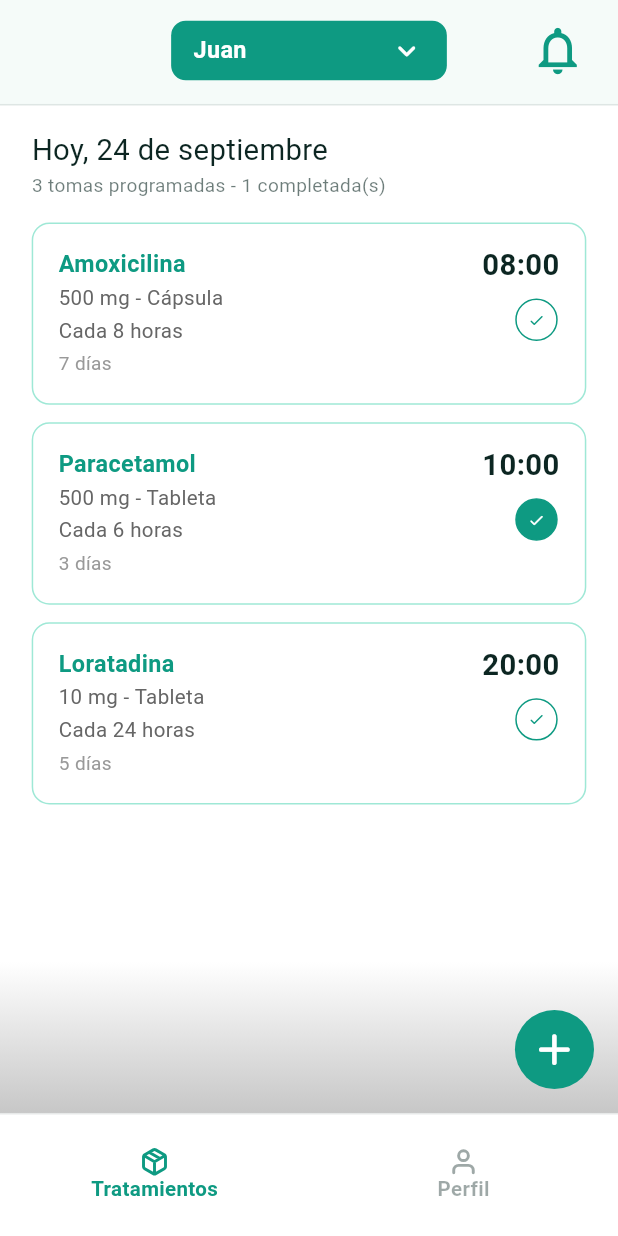
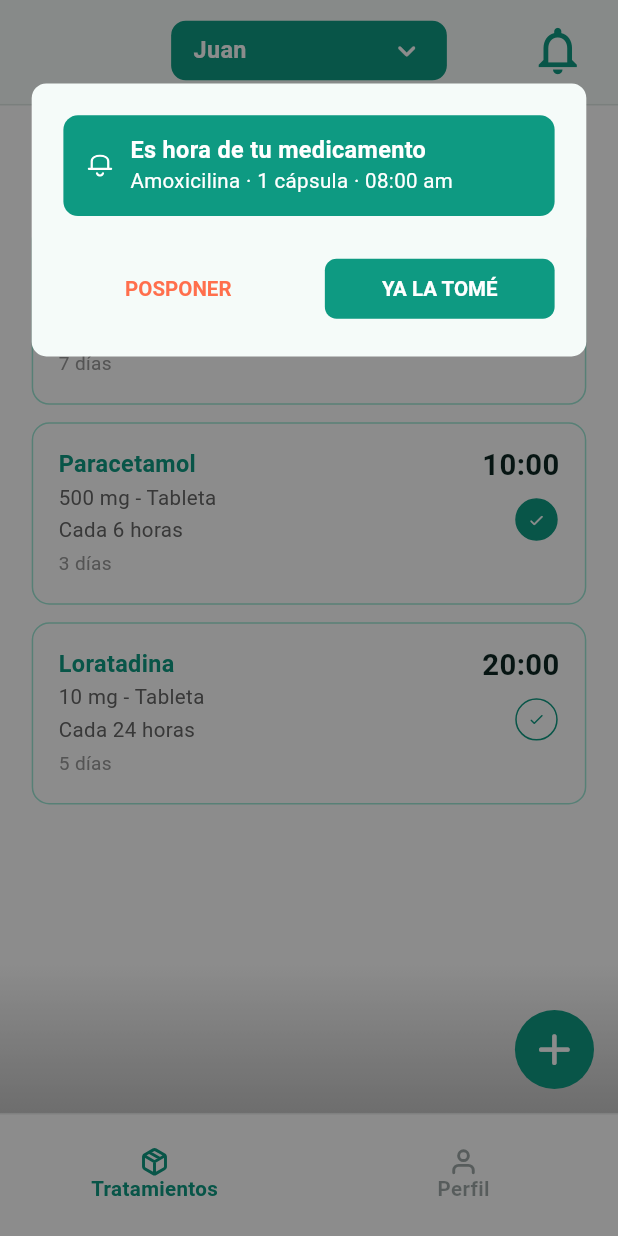
Before and after one commit to jcrinconv/ux_develop, a Flutter app: the screen it shows after launch, after a tap on the "notifications" icon, on a phone screen of 412 x 824 dp. Run offline on Flutter 3.47's test engine with Material 3 defaults, Android fonts, the phone set to English and light mode, and no system bars; our stand-ins replace camera, flutter_mobx, flutter_screenutil, flutter_svg, get_it, google_fonts and 1 more; generated files the repository leaves out were written again.

Commit message:
se agrega recordatorio

```diff
--- a/recetapp_mobile/lib/domain/models/medication_schedule.dart
+++ b/recetapp_mobile/lib/domain/models/medication_schedule.dart
@@ -86,6 +86,12 @@ class MedicationSchedule {
     return '${hour24.toString().padLeft(2, '0')}:$minute';
   }
 
+  String get reminderLabel {
+    final unit = presentation.toLowerCase();
+    final unitLabel = doseQuantity == 1 || unit.endsWith('s') ? unit : '${unit}s';
+    return '$name · $doseQuantity $unitLabel · $hour:$minute ${period.toLowerCase()}';
+  }
+
   MedicationSchedule copyWith({bool? taken}) => MedicationSchedule(
     id: id,
     name: name,
--- a/recetapp_mobile/lib/presentation/src/core/recetapp_resources.dart
+++ b/recetapp_mobile/lib/presentation/src/core/recetapp_resources.dart
@@ -8,6 +8,7 @@ class RecetappIcons {
   static const userIcon = '${iconsBase}User.svg';
   static const closeIcon = '${iconsBase}Close.svg';
   static const plusIcon = '${iconsBase}Plus.svg';
+  static const bellIcon = '${iconsBase}Bell.svg';
   static const chevronRightWhiteIcon = '${iconsBase}ChevronRightWhite.svg';
   static const chevronRightGreyIcon = '${iconsBase}ChevronRightGrey.svg';
 }
--- a/recetapp_mobile/lib/presentation/src/screens/home_screen/home_screen.dart
+++ b/recetapp_mobile/lib/presentation/src/screens/home_screen/home_screen.dart
@@ -31,12 +31,28 @@ class _HomeScreenState extends State<HomeScreen> {
     if (profile != null) setState(() => _profileName = profile.name);
   }
 
+  void _showReminder() {
+    final pending = _scheduledMedications.medications.where((medication) => !medication.taken);
+    if (pending.isEmpty) return;
+    final medication = pending.first;
+    showReminderDialog(
+      context,
+      title: 'Es hora de tu medicamento',
+      subtitle: medication.reminderLabel,
+      onTaken: () => _scheduledMedications.toggleTaken(medication.id),
+    );
+  }
+
   @override
   Widget build(BuildContext context) {
     return PopScope(
       canPop: false,
       child: Scaffold(
-        appBar: RecetappHomeTopBar(profileName: _profileName, onProfileTap: _selectProfile, onNotificationsTap: () {}),
+        appBar: RecetappHomeTopBar(
+          profileName: _profileName,
+          onProfileTap: _selectProfile,
+          onNotificationsTap: _showReminder,
+        ),
         bottomNavigationBar: RecetappBottomNav(
           items: [
             RecetappBottomNavItemData(iconPath: RecetappIcons.packageIcon, label: 'Tratamientos'),
--- a/recetapp_mobile/lib/presentation/src/widgets/cards/recetapp_reminder_card.dart
+++ b/recetapp_mobile/lib/presentation/src/widgets/cards/recetapp_reminder_card.dart
@@ -1,10 +1,15 @@
 import 'package:flutter/material.dart';
+import 'package:flutter_screenutil/flutter_screenutil.dart';
 import 'package:recetapp_mobile/presentation/presentation.dart';
 
-/// Aviso de recordatorio de medicamento: banner verde con campana, título y
-/// subtítulo, más las acciones "Posponer" / "Ya la tomé".
 class RecetappReminderCard extends StatelessWidget {
-  const RecetappReminderCard({super.key, required this.title, required this.subtitle, required this.onPostpone, required this.onTaken});
+  const RecetappReminderCard({
+    super.key,
+    required this.title,
+    required this.subtitle,
+    required this.onPostpone,
+    required this.onTaken,
+  });
 
   final String title;
   final String subtitle;
@@ -14,38 +19,53 @@ class RecetappReminderCard extends StatelessWidget {
   @override
   Widget build(BuildContext context) {
     return Container(
-      padding: const EdgeInsets.all(16),
-      decoration: BoxDecoration(color: RecetappThemeColors.background, borderRadius: BorderRadius.circular(20)),
+      padding: EdgeInsets.all(20.w),
+      decoration: BoxDecoration(color: RecetappThemeColors.background, borderRadius: BorderRadius.circular(10.r)),
       child: Column(
-        crossAxisAlignment: CrossAxisAlignment.start,
+        mainAxisSize: MainAxisSize.min,
+        crossAxisAlignment: CrossAxisAlignment.stretch,
         children: [
           Container(
-            padding: const EdgeInsets.all(20),
-            decoration: BoxDecoration(color: RecetappThemeColors.primary, borderRadius: BorderRadius.circular(16)),
+            padding: EdgeInsets.symmetric(horizontal: 16.w, vertical: 14.h),
+            decoration: BoxDecoration(color: RecetappThemeColors.primary, borderRadius: BorderRadius.circular(10.r)),
             child: Row(
-              crossAxisAlignment: CrossAxisAlignment.start,
               children: [
-                const Icon(Icons.notifications_outlined, color: RecetappThemeColors.onPrimary, size: 28),
-                const SizedBox(width: 16),
+                const RecetappStrokeIcon(
+                  asset: RecetappIcons.bellIcon,
+                  width: 15,
+                  height: 13.25,
+                  bleed: Offset(0.75, 0.75),
+                ),
+                SizedBox(width: 12.w),
                 Expanded(
                   child: Column(
                     crossAxisAlignment: CrossAxisAlignment.start,
                     children: [
-                      Text(title, style: RecetappTextStyles.h3Bold.copyWith(color: RecetappThemeColors.onPrimary)),
-                      const SizedBox(height: 4),
-                      Text(subtitle, style: RecetappTextStyles.body1.copyWith(color: RecetappThemeColors.onPrimary)),
+                      Text(title, style: RecetappTextStyles.formLabel.copyWith(color: RecetappThemeColors.onPrimary)),
+                      SizedBox(height: 2.h),
+                      Text(subtitle, style: RecetappTextStyles.body2.copyWith(color: RecetappThemeColors.onPrimary)),
                     ],
                   ),
                 ),
               ],
             ),
           ),
-          const SizedBox(height: 20),
+          SizedBox(height: 25.h),
           Row(
-            mainAxisAlignment: MainAxisAlignment.spaceBetween,
             children: [
-              RecetappButton(label: 'Posponer', onPressed: onPostpone, variant: RecetappButtonVariant.text, color: RecetappThemeColors.accent),
-              RecetappButton(label: 'Ya la tomé', onPressed: onTaken, variant: RecetappButtonVariant.primary),
+              Expanded(
+                child: RecetappButton(
+                  label: 'Posponer',
+                  onPressed: onPostpone,
+                  variant: RecetappButtonVariant.text,
+                  color: RecetappThemeColors.accent,
+                  optionalWidth: double.infinity,
+                ),
+              ),
+              SizedBox(width: 20.w),
+              Expanded(
+                child: RecetappButton(label: 'Ya la tomé', onPressed: onTaken, optionalWidth: double.infinity),
+              ),
             ],
           ),
         ],
--- /dev/null
+++ b/recetapp_mobile/lib/presentation/src/widgets/dialogs/recetapp_reminder_dialog.dart
@@ -0,0 +1,38 @@
+import 'package:flutter/material.dart';
+import 'package:flutter_screenutil/flutter_screenutil.dart';
+import 'package:recetapp_mobile/presentation/presentation.dart';
+
+Future<void> showReminderDialog(
+  BuildContext context, {
+  required String title,
+  required String subtitle,
+  VoidCallback? onPostpone,
+  VoidCallback? onTaken,
+}) {
+  return showDialog<void>(
+    context: context,
+    barrierColor: recetappScrimColor,
+    builder: (dialogContext) {
+      void close(VoidCallback? action) {
+        Navigator.of(dialogContext).pop();
+        action?.call();
+      }
+
+      return Align(
+        alignment: Alignment.topCenter,
+        child: Padding(
+          padding: EdgeInsets.only(top: MediaQuery.paddingOf(dialogContext).top + 57.h, left: 20.w, right: 20.w),
+          child: Material(
+            type: MaterialType.transparency,
+            child: RecetappReminderCard(
+              title: title,
+              subtitle: subtitle,
+              onPostpone: () => close(onPostpone),
+              onTaken: () => close(onTaken),
+            ),
+          ),
+        ),
+      );
+    },
+  );
+}
--- a/recetapp_mobile/lib/presentation/src/widgets/widgets.dart
+++ b/recetapp_mobile/lib/presentation/src/widgets/widgets.dart
@@ -6,6 +6,7 @@ export 'common/recetapp_dashed_border.dart';
 export 'common/recetapp_stroke_icon.dart';
 export 'common/recetapp_fab.dart';
 export 'dialogs/recetapp_modal.dart';
+export 'dialogs/recetapp_reminder_dialog.dart';
 export 'dialogs/recetapp_select_profile_dialog.dart';
 export 'inputs/recetapp_choice_chips.dart';
 export 'inputs/recetapp_dropdown_field.dart';
```
Also changed, not shown: recetapp_mobile/assets/icons/Bell.svg (added).
